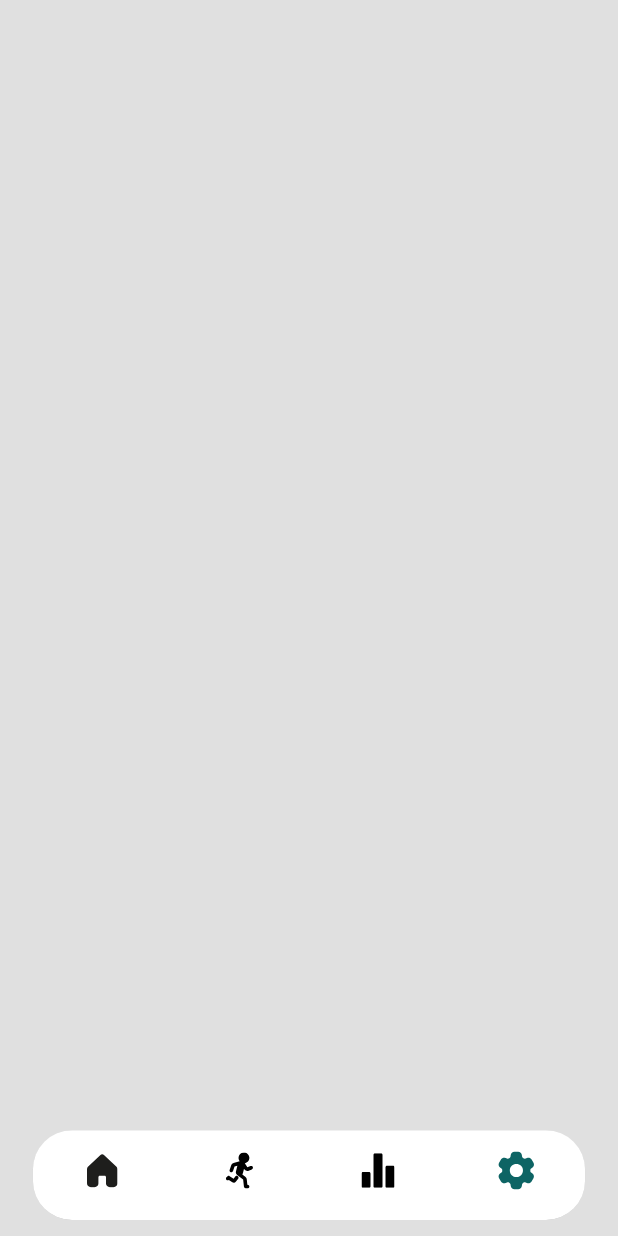
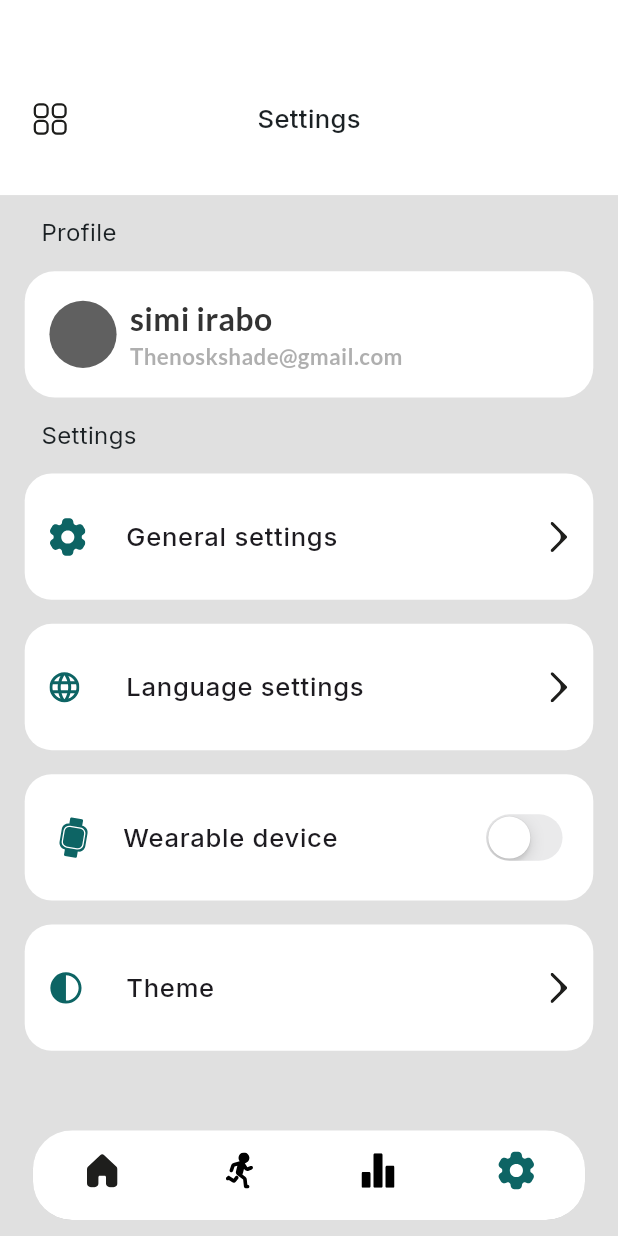
Before and after one commit to JER3MIAH/fitness_tracker_app, a Flutter app: the MainView screen opened by its route, item 4 of the bottom bar chosen, on a phone screen of 412 x 824 dp. Run offline on Flutter 3.47's test engine with Material 3 defaults, Android fonts, the phone set to English and light mode, and no system bars; our stand-ins replace flutter_hooks, flutter_riverpod, flutter_svg, get, google_fonts, smooth_page_indicator.

Commit message:
Implement settings page

```diff
--- a/lib/src/features/settings/presentation/views/setting_view.dart
+++ b/lib/src/features/settings/presentation/views/setting_view.dart
@@ -1,16 +1,204 @@
 import 'package:fitness_tracker_app/src/shared/shared.dart';
+import 'package:flutter/cupertino.dart';
 import 'package:flutter/material.dart';
+import 'package:flutter_hooks/flutter_hooks.dart';
+import 'package:google_fonts/google_fonts.dart';
 
-class SettingsView extends StatelessWidget {
+class SettingsView extends HookWidget {
   const SettingsView({super.key});
 
   @override
   Widget build(BuildContext context) {
+    final switchVal = useState<bool>(false);
+
     return Scaffold(
       backgroundColor: appColors.lightGrey,
       body: Column(
-        children: [],
+        children: [
+          _buildAppBar(),
+          _buildStartAlignedText('Profile'),
+          _buildProfileContainer(),
+          _buildStartAlignedText('Settings'),
+          SettingsTile(
+            title: 'General settings',
+            leadingIcon: settingsFilled,
+            onTap: () {},
+          ),
+          SettingsTile(
+            title: 'Language settings',
+            leadingIcon: globeIcon,
+            onTap: () {},
+          ),
+          SettingsTile(
+            title: 'Wearable device',
+            leadingIcon: watchIcon,
+            trailingIcon: Padding(
+              padding: EdgeInsets.symmetric(vertical: 12.dy),
+              child: CupertinoSwitch(
+                activeColor: appColors.green,
+                value: switchVal.value,
+                onChanged: (_) {
+                  switchVal.value = !switchVal.value;
+                },
+              ),
+            ),
+          ),
+          SettingsTile(
+            title: 'Theme',
+            leadingIcon: themeIcon,
+            onTap: () {},
+          ),
+        ],
+      ),
+    );
+  }
+
+  Widget _buildProfileContainer() {
+    return Container(
+      height: 79.dy,
+      width: double.infinity,
+      margin: EdgeInsets.symmetric(horizontal: 15.dx),
+      padding: EdgeInsets.symmetric(horizontal: 15.dx),
+      decoration: BoxDecoration(
+        color: appColors.white,
+        borderRadius: BorderRadius.circular(20),
+      ),
+      child: Center(
+        child: Row(
+          children: [
+            Container(
+              height: 42.dy,
+              width: 42.dy,
+              decoration: BoxDecoration(
+                shape: BoxShape.circle,
+                color: appColors.grey,
+              ),
+            ),
+            XBox(8.dx),
+            Column(
+              mainAxisSize: MainAxisSize.min,
+              crossAxisAlignment: CrossAxisAlignment.start,
+              children: [
+                Text(
+                  'simi irabo',
+                  style: GoogleFonts.lato(
+                    fontSize: 20.sp,
+                    fontWeight: FontWeight.w600,
+                    color: appColors.grey33,
+                  ),
+                ),
+                Text(
+                  'Thenoskshade@gmail.com',
+                  style: GoogleFonts.lato(
+                    fontSize: 14.sp,
+                    fontWeight: FontWeight.w600,
+                    color: appColors.grey.withOpacity(.5),
+                  ),
+                ),
+              ],
+            )
+          ],
+        ),
+      ),
+    );
+  }
+
+  Widget _buildStartAlignedText(String text) {
+    return Row(
+      mainAxisAlignment: MainAxisAlignment.start,
+      children: [
+        Padding(
+          padding: EdgeInsets.symmetric(vertical: 13.dy).copyWith(left: 25.dx),
+          child: Text(
+            text,
+            style: GoogleFonts.inter(
+              fontSize: 15.sp,
+              fontWeight: FontWeight.w400,
+            ),
+          ),
+        ),
+      ],
+    );
+  }
+
+  Widget _buildAppBar() {
+    return Container(
+      height: 122.dy,
+      width: double.infinity,
+      color: appColors.white,
+      padding: EdgeInsets.symmetric(horizontal: 20.dx),
+      child: Center(
+        child: Column(
+          mainAxisAlignment: MainAxisAlignment.center,
+          children: [
+            YBox(27.dy),
+            Row(
+              mainAxisAlignment: MainAxisAlignment.spaceBetween,
+              children: [
+                SvgAsset(assetName: drawerIcon),
+                Text(
+                  'Settings',
+                  style: GoogleFonts.inter(
+                    fontSize: 16.sp,
+                    fontWeight: FontWeight.w500,
+                  ),
+                ),
+                SvgAsset(
+                  assetName: drawerIcon,
+                  color: Colors.transparent,
+                ),
+              ],
+            ),
+          ],
+        ),
       ),
     );
   }
 }
+
+class SettingsTile extends StatelessWidget {
+  final String title, leadingIcon;
+  final Widget? trailingIcon;
+  final VoidCallback? onTap;
+  const SettingsTile({
+    super.key,
+    required this.title,
+    required this.leadingIcon,
+    this.trailingIcon,
+    this.onTap,
+  });
+
+  @override
+  Widget build(BuildContext context) {
+    return Container(
+      alignment: Alignment.center,
+      margin: EdgeInsets.symmetric(horizontal: 15.dx).copyWith(bottom: 15.dy),
+      height: 79.dy,
+      child: Expanded(
+        child: ListTile(
+          onTap: onTap,
+          leading: SvgAsset(assetName: leadingIcon),
+          titleAlignment: ListTileTitleAlignment.center,
+          contentPadding: EdgeInsets.symmetric(horizontal: 15.dx),
+          tileColor: appColors.white,
+          shape: RoundedRectangleBorder(
+            borderRadius: BorderRadius.circular(18),
+          ),
+          title: Padding(
+            padding: EdgeInsets.symmetric(vertical: 20.dy)
+                .copyWith(left: leadingIcon == watchIcon ? 0 : 10.dx),
+            child: AppText(
+              isStartAligned: true,
+              text: title,
+              fontSize: 16.sp,
+              fontWeight: FontWeight.w500,
+            ),
+          ),
+          trailing: trailingIcon != null
+              ? trailingIcon!
+              : SvgAsset(assetName: arrowRight),
+        ),
+      ),
+    );
+  }
+}
--- a/lib/src/shared/theme/app_theme.dart
+++ b/lib/src/shared/theme/app_theme.dart
@@ -1,5 +1,6 @@
 import 'package:fitness_tracker_app/src/shared/shared.dart';
 import 'package:flutter/material.dart';
+import 'package:google_fonts/google_fonts.dart';
 
 // base theme
 final baseTheme = ThemeData.light();
@@ -29,11 +30,11 @@ final ThemeData appTheme = baseTheme.copyWith(
   ),
   textTheme: baseTheme.textTheme
       .copyWith(
-        headlineMedium: TextStyle(
+        headlineMedium: GoogleFonts.inter(
           fontSize: 25.sp,
           fontWeight: FontWeight.w700,
         ),
-        bodyMedium: TextStyle(
+        bodyMedium: GoogleFonts.inter(
           fontWeight: FontWeight.w600,
           fontSize: 16.sp,
           color: appColors.black,
@@ -59,6 +60,7 @@ class AppColors {
   Color yellow = const Color(0xFFFCC21B);
   Color green = const Color(0xFF0D6464);
   Color grey = const Color(0xff606060);
+  Color grey33 = const Color(0xff333333);
   Color backGroundColor = const Color(0xffE5E5E5);
   Color inputFieldBorderColor = const Color(0xFF898989);
   Color inputFieldTextColor = const Color(0xFF898989);
--- a/lib/src/shared/utils/assets.dart
+++ b/lib/src/shared/utils/assets.dart
@@ -36,5 +36,11 @@ final String statsOutlined = 'stats-outlined'.svg;
 final String statsFilled = 'stats-filled'.svg;
 final String settingsOutlined = 'settings-outlined'.svg;
 final String settingsFilled = 'settings-filled'.svg;
+//Settings screen
+final String drawerIcon = 'drawer-icon'.svg;
+final String globeIcon = 'globe-icon'.svg;
+final String watchIcon = 'watch-icon'.svg;
+final String themeIcon = 'theme-icon'.svg;
+
 //? PNGS
 final String sparkleEffectSmall = 'sparkle-effect-small'.png;
--- /dev/null
+++ b/lib/src/shared/utils/svg_asset.dart
@@ -0,0 +1,25 @@
+import 'package:flutter/material.dart';
+import 'package:flutter_svg/svg.dart';
+
+class SvgAsset extends StatelessWidget {
+  final String assetName;
+  final Color? color;
+  const SvgAsset({
+    super.key,
+    required this.assetName,
+    this.color,
+  });
+
+  @override
+  Widget build(BuildContext context) {
+    return SvgPicture.asset(
+      assetName,
+      colorFilter: color == null
+          ? null
+          : ColorFilter.mode(
+              color!,
+              BlendMode.srcIn,
+            ),
+    );
+  }
+}
--- a/lib/src/shared/utils/utils.dart
+++ b/lib/src/shared/utils/utils.dart
@@ -8,3 +8,4 @@ export 'disposable_change_notifier.dart';
 export 'date_time_utils.dart';
 export 'get_first_two_words.dart';
 export 'enums.dart';
+export 'svg_asset.dart';
--- a/lib/src/shared/widgets/app_text.dart
+++ b/lib/src/shared/widgets/app_text.dart
@@ -1,5 +1,6 @@
 import 'package:fitness_tracker_app/src/shared/shared.dart';
 import 'package:flutter/material.dart';
+import 'package:google_fonts/google_fonts.dart';
 
 class AppText extends StatelessWidget {
   final TextStyle? textStyle;
@@ -28,11 +29,10 @@ class AppText extends StatelessWidget {
         Text(
           text,
           style: textStyle ??
-              TextStyle(
+              GoogleFonts.inter(
                 fontSize: fontSize ?? 18.sp,
                 fontWeight: fontWeight ?? FontWeight.normal,
                 color: color,
-                overflow: TextOverflow.ellipsis,
                 decoration: isDecorated ? TextDecoration.underline : null,
                 decorationColor: isDecorated ? appColors.yellow : null,
               ),
--- a/pubspec.yaml
+++ b/pubspec.yaml
@@ -37,6 +37,7 @@ dependencies:
 
   # Import ready-made animations
   lottie: ^3.1.0
+  google_fonts: ^6.2.1
 
 dev_dependencies:
   flutter_test:
```
Also changed, not shown: assets/svgs/drawer-icon.svg (added), assets/svgs/globe-icon.svg (added), assets/svgs/theme-icon.svg (added), assets/svgs/watch-icon.svg (added), pubspec.lock, 1 other file.
